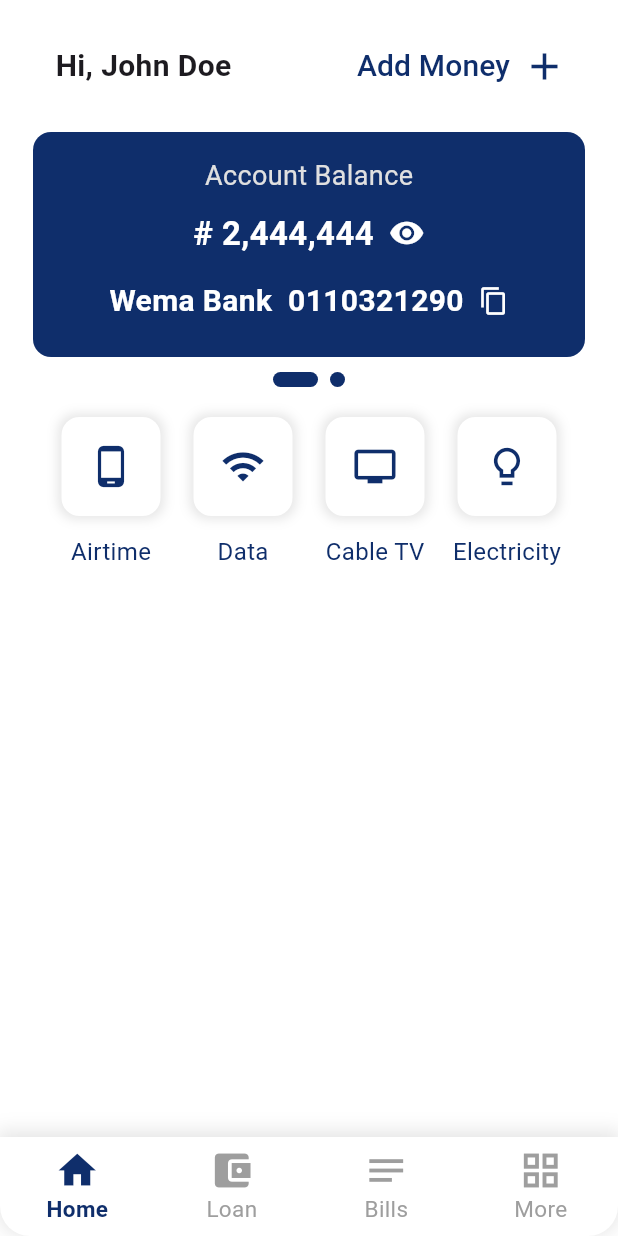
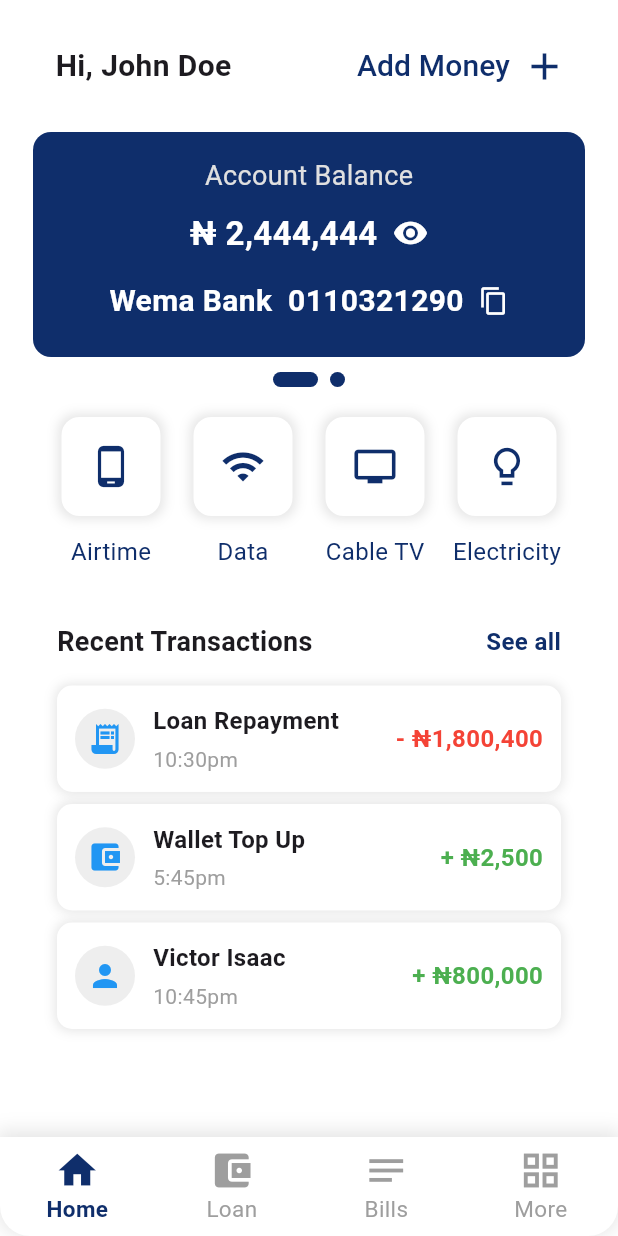
Before and after one commit to tasammie/klobank, a Flutter app: the DashboardPage screen opened directly, on a phone screen of 412 x 824 dp. Run offline on Flutter 3.47's test engine with Material 3 defaults, Android fonts, the phone set to English and light mode, and no system bars; drawn by our look-alikes of smooth_page_indicator.

Commit message:
new function

```diff
--- a/lib/SCREEN/dashboard.dart
+++ b/lib/SCREEN/dashboard.dart
@@ -2,6 +2,7 @@ import 'package:flutter/material.dart';
 import 'package:klobank/SCREEN/colors/app_colors.dart';
 import 'package:klobank/SCREEN/pages/balance.dart';
 import 'package:klobank/SCREEN/pages/dashboard_components.dart';
+import 'package:klobank/SCREEN/pages/recent_transaction.dart';
 import 'package:klobank/SCREEN/pages/utility.dart';
 
 class DashboardPage extends StatefulWidget {
@@ -31,6 +32,8 @@ class _DashboardPageState extends State<DashboardPage> {
                 BalanceCarousel(),
                 SizedBox(height: 20),
                 UtilitySection(),
+                SizedBox(height: 20),
+                RecentTransaction(),
               ],
             ),
           ),
--- a/lib/SCREEN/pages/balanceDashboard/balance1.dart
+++ b/lib/SCREEN/pages/balanceDashboard/balance1.dart
@@ -41,7 +41,7 @@ class _BalanceScreen1State extends State<BalanceScreen1> {
             mainAxisAlignment: MainAxisAlignment.center,
             children: [
               Text(
-                isAmountVisible ? '# $amount' : '*****',
+                isAmountVisible ? '₦ $amount' : '*****',
                 style: const TextStyle(
                   fontSize: 22,
                   fontWeight: FontWeight.w600,
--- a/lib/SCREEN/pages/balanceDashboard/balance2.dart
+++ b/lib/SCREEN/pages/balanceDashboard/balance2.dart
@@ -32,7 +32,7 @@ class BalanceScreen2 extends StatelessWidget {
             mainAxisAlignment: MainAxisAlignment.center,
             children: [
               const Text(
-                '# $amount',
+                '₦ $amount',
                 style: TextStyle(
                   fontSize: 22,
                   fontWeight: FontWeight.w600,
--- a/lib/SCREEN/pages/dashboard_components.dart
+++ b/lib/SCREEN/pages/dashboard_components.dart
@@ -7,7 +7,7 @@ class WelcomeUser extends StatelessWidget {
 
   @override
   Widget build(BuildContext context) {
-    final String userName = "John Doe";
+    const String userName = "John Doe";
     return Row(
       children: [
         // CircleAvatar(
@@ -23,10 +23,10 @@ class WelcomeUser extends StatelessWidget {
         //   ),
         // ),
         const SizedBox(width: 15),
-        Expanded(
+        const Expanded(
           child: Text(
             'Hi, $userName',
-            style: const TextStyle(
+            style: TextStyle(
               fontSize: 20,
               fontWeight: FontWeight.bold,
             ),
@@ -57,105 +57,3 @@ class WelcomeUser extends StatelessWidget {
     );
   }
 }
-
-
-
-
-
-// class BalanceScreen extends StatefulWidget {
-//   const BalanceScreen({super.key});
-
-//   @override
-//   State<BalanceScreen> createState() => _BalanceScreenState();
-// }
-
-// class _BalanceScreenState extends State<BalanceScreen> {
-//   final String userName = "John Doe";
-//   final String bankName = "Wema Bank";
-//   final String accountNumber = "0110321290";
-//   String amount = "2,444,444";
-//   bool isAmountVisible = true; // State to toggle visibility of balance
-
-//   @override
-//   Widget build(BuildContext context) {
-//     return Container(
-//       padding: const EdgeInsets.all(16),
-//       width: double.infinity,
-//       decoration: BoxDecoration(
-//         color: AppColors.buttonAndLogoColor,
-//         borderRadius: BorderRadius.circular(12),
-//       ),
-//       child: Column(
-//         crossAxisAlignment: CrossAxisAlignment.center,
-//         children: [
-//           Text(
-//             'Account Balance',
-//             style: TextStyle(
-//               fontSize: 18,
-//               fontWeight: FontWeight.w400,
-//               color: Colors.grey[300],
-//             ),
-//           ),
-//           const SizedBox(height: 10),
-//           Row(
-//             mainAxisAlignment: MainAxisAlignment.center,
-//             children: [
-//               Text(
-//                 isAmountVisible ? '# $amount' : '*****',
-//                 style: const TextStyle(
-//                   fontSize: 22,
-//                   fontWeight: FontWeight.w600,
-//                   color: AppColors.background_color,
-//                 ),
-//               ),
-//               const SizedBox(width: 10),
-//               GestureDetector(
-//                 onTap: () {
-//                   setState(() {
-//                     isAmountVisible = !isAmountVisible; // Toggle visibility
-//                   });
-//                 },
-//                 child: Icon(
-//                   isAmountVisible ? Icons.visibility : Icons.visibility_off,
-//                   color: AppColors.background_color,
-//                 ),
-//               ),
-//             ],
-//           ),
-//           const SizedBox(height: 15),
-//           Row(
-//             mainAxisAlignment: MainAxisAlignment.center,
-//             children: [
-//               Text(
-//                 "$bankName  $accountNumber",
-//                 style: const TextStyle(
-//                   fontSize: 20,
-//                   fontWeight: FontWeight.w600,
-//                   color: AppColors.background_color,
-//                 ),
-//               ),
-//               const SizedBox(width: 10),
-//               GestureDetector(
-//                 onTap: () {
-//                   Clipboard.setData(
-//                     ClipboardData(text: "$bankName  $accountNumber"),
-//                   );
-//                   ScaffoldMessenger.of(context).showSnackBar(
-//                     const SnackBar(
-//                       content: Text('Copied to clipboard'),
-//                     ),
-//                   );
-//                 },
-//                 child: const Icon(
-//                   Icons.copy,
-//                   color: AppColors.background_color,
-//                   size: 20,
-//                 ),
-//               ),
-//             ],
-//           ),
-//         ],
-//       ),
-//     );
-//   }
-// }
--- /dev/null
+++ b/lib/SCREEN/pages/recent_transaction.dart
@@ -0,0 +1,151 @@
+import 'package:flutter/material.dart';
+import 'package:klobank/SCREEN/colors/app_colors.dart';
+
+class RecentTransaction extends StatelessWidget {
+  const RecentTransaction({super.key});
+
+  @override
+  Widget build(BuildContext context) {
+    return Container(
+      margin: const EdgeInsets.all(16),
+      child: Column(
+        crossAxisAlignment: CrossAxisAlignment.start,
+        children: [
+          // Header Row
+          Row(
+            mainAxisAlignment: MainAxisAlignment.spaceBetween,
+            children: [
+              const Text(
+                'Recent Transactions',
+                style: TextStyle(
+                  fontSize: 18,
+                  fontWeight: FontWeight.bold,
+                ),
+              ),
+              GestureDetector(
+                onTap: () {
+                  // Handle "See all" action
+                },
+                child: const Text(
+                  'See all',
+                  style: TextStyle(
+                    fontSize: 16,
+                    fontWeight: FontWeight.bold,
+                    color: AppColors.buttonAndLogoColor,
+                  ),
+                ),
+              ),
+            ],
+          ),
+          const SizedBox(height: 16),
+          // Transactions List
+          const TransactionCard(
+            icon: Icons.receipt_long,
+            title: 'Loan Repayment',
+            time: '10:30pm',
+            amount: '- ₦1,800,400',
+            amountColor: Colors.red,
+          ),
+          const SizedBox(height: 8),
+          const TransactionCard(
+            icon: Icons.account_balance_wallet,
+            title: 'Wallet Top Up',
+            time: '5:45pm',
+            amount: '+ ₦2,500',
+            amountColor: Colors.green,
+          ),
+          const SizedBox(height: 8),
+          const TransactionCard(
+            icon: Icons.person,
+            title: 'Victor Isaac',
+            time: '10:45pm',
+            amount: '+ ₦800,000',
+            amountColor: Colors.green,
+          ),
+        ],
+      ),
+    );
+  }
+}
+
+class TransactionCard extends StatelessWidget {
+  final IconData icon;
+  final String title;
+  final String time;
+  final String amount;
+  final Color amountColor;
+
+  const TransactionCard({
+    super.key,
+    required this.icon,
+    required this.title,
+    required this.time,
+    required this.amount,
+    required this.amountColor,
+  });
+
+  @override
+  Widget build(BuildContext context) {
+    return Container(
+      padding: const EdgeInsets.all(12),
+      decoration: BoxDecoration(
+        color: Colors.white,
+        borderRadius: BorderRadius.circular(10),
+        boxShadow: [
+          BoxShadow(
+            color: Colors.black.withOpacity(0.1),
+            blurRadius: 6,
+            spreadRadius: 1,
+          ),
+        ],
+      ),
+      child: Row(
+        children: [
+          // Icon
+          Container(
+            width: 40,
+            height: 40,
+            decoration: BoxDecoration(
+              color: Colors.grey.shade200,
+              borderRadius: BorderRadius.circular(20),
+            ),
+            child: Icon(icon, color: Colors.blue, size: 24),
+          ),
+          const SizedBox(width: 12),
+          // Details
+          Expanded(
+            child: Column(
+              crossAxisAlignment: CrossAxisAlignment.start,
+              children: [
+                Text(
+                  title,
+                  style: const TextStyle(
+                    fontSize: 16,
+                    fontWeight: FontWeight.bold,
+                  ),
+                ),
+                const SizedBox(height: 4),
+                Text(
+                  time,
+                  style: const TextStyle(
+                    fontSize: 14,
+                    color: Colors.grey,
+                  ),
+                ),
+              ],
+            ),
+          ),
+          // Amount
+          Text(
+            amount,
+            style: TextStyle(
+              fontSize: 16,
+              fontWeight: FontWeight.bold,
+              color: amountColor,
+            ),
+          ),
+        ],
+      ),
+    );
+  }
+}
```
